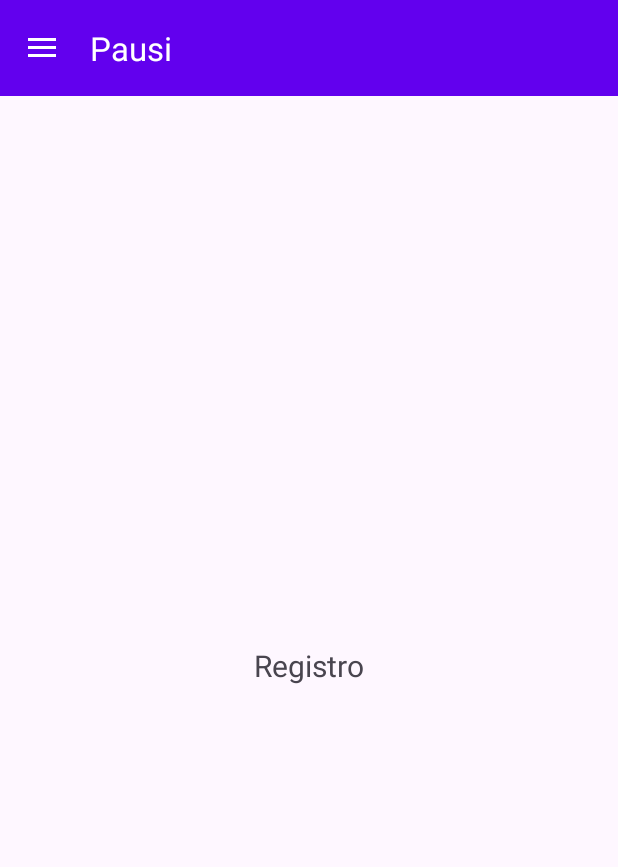
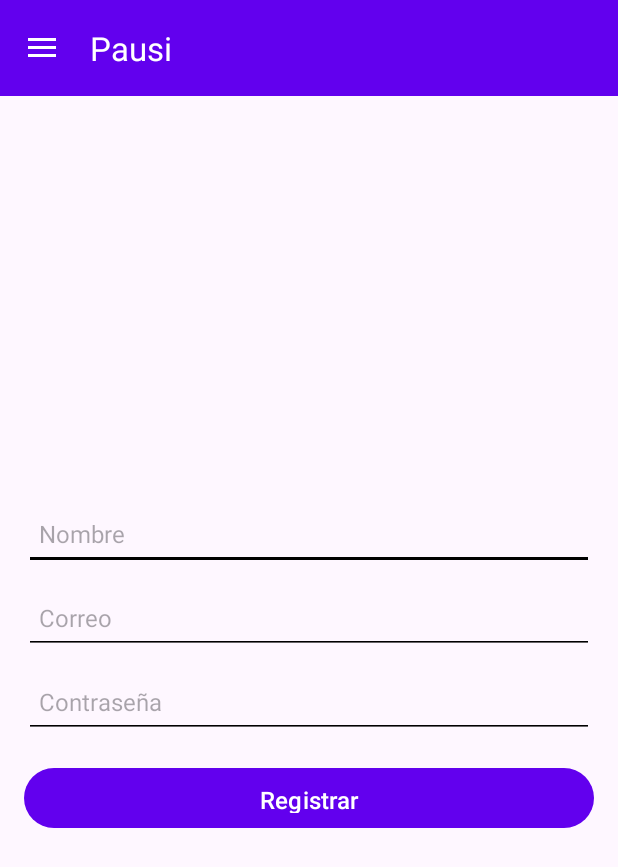
Before and after one commit to kiriame944/pausi, an Android app: the screen it shows after launch (MainActivity), after a tap on "Registro", on a phone screen of 412 x 824 dp. Shown: the top 867 px of the screen. Run offline under Robolectric (Android 15) with nearby library versions, the phone set to English and light mode, and no system bars; 1 other tap on this screen came first.

Commit message:
Subiendo proyecto Pausi

```diff
--- /dev/null
+++ b/app/src/main/java/com/example/pausi/DatabaseHelper.java
@@ -0,0 +1,62 @@
+package com.example.pausi;
+
+import android.content.ContentValues;
+import android.content.Context;
+import android.database.Cursor;
+import android.database.sqlite.SQLiteDatabase;
+import android.database.sqlite.SQLiteOpenHelper;
+
+public class DatabaseHelper extends SQLiteOpenHelper {
+
+    private static final String DATABASE_NAME = "pausi.db";
+    private static final int DATABASE_VERSION = 1;
+
+    // Tabla de usuarios
+    private static final String TABLE_USERS = "usuarios";
+    private static final String COLUMN_ID = "id";
+    private static final String COLUMN_NAME = "nombre";
+    private static final String COLUMN_EMAIL = "correo";
+    private static final String COLUMN_PASSWORD = "contraseña";
+
+    public DatabaseHelper(Context context) {
+        super(context, DATABASE_NAME, null, DATABASE_VERSION);
+    }
+
+    @Override
+    public void onCreate(SQLiteDatabase db) {
+        String createTableUsers = "CREATE TABLE " + TABLE_USERS + " (" +
+                COLUMN_ID + " INTEGER PRIMARY KEY AUTOINCREMENT, " +
+                COLUMN_NAME + " TEXT, " +
+                COLUMN_EMAIL + " TEXT UNIQUE, " +
+                COLUMN_PASSWORD + " TEXT)";
+        db.execSQL(createTableUsers);
+    }
+
+    @Override
+    public void onUpgrade(SQLiteDatabase db, int oldVersion, int newVersion) {
+        db.execSQL("DROP TABLE IF EXISTS " + TABLE_USERS);
+        onCreate(db);
+    }
+
+    // Métodos CRUD
+    public boolean registrarUsuario(String nombre, String correo, String contraseña) {
+        SQLiteDatabase db = this.getWritableDatabase();
+        ContentValues values = new ContentValues();
+        values.put(COLUMN_NAME, nombre);
+        values.put(COLUMN_EMAIL, correo);
+        values.put(COLUMN_PASSWORD, contraseña);
+
+        long result = db.insert(TABLE_USERS, null, values);
+        return result != -1; // Retorna true si se insertó correctamente
+    }
+
+    public boolean verificarUsuario(String correo, String contraseña) {
+        SQLiteDatabase db = this.getReadableDatabase();
+        String query = "SELECT * FROM " + TABLE_USERS + " WHERE " +
+                COLUMN_EMAIL + " = ? AND " + COLUMN_PASSWORD + " = ?";
+        Cursor cursor = db.rawQuery(query, new String[]{correo, contraseña});
+        boolean existe = cursor.getCount() > 0;
+        cursor.close();
+        return existe;
+    }
+}
--- a/app/src/main/java/com/example/pausi/RegisterFragment.java
+++ b/app/src/main/java/com/example/pausi/RegisterFragment.java
@@ -1,14 +1,50 @@
 package com.example.pausi;
 
 import android.os.Bundle;
+import android.text.TextUtils;
 import android.view.LayoutInflater;
 import android.view.View;
 import android.view.ViewGroup;
+import android.widget.Button;
+import android.widget.EditText;
+import android.widget.Toast;
 import androidx.fragment.app.Fragment;
 
 public class RegisterFragment extends Fragment {
+
+    private DatabaseHelper databaseHelper;
+
     @Override
     public View onCreateView(LayoutInflater inflater, ViewGroup container, Bundle savedInstanceState) {
-        return inflater.inflate(R.layout.fragment_register, container, false);
+        View view = inflater.inflate(R.layout.fragment_register, container, false);
+
+        databaseHelper = new DatabaseHelper(getContext());
+
+        EditText etNombre = view.findViewById(R.id.et_nombre);
+        EditText etCorreo = view.findViewById(R.id.et_correo);
+        EditText etContraseña = view.findViewById(R.id.et_contraseña);
+        Button btnRegistrar = view.findViewById(R.id.btn_registrar);
+
+        btnRegistrar.setOnClickListener(v -> {
+            String nombre = etNombre.getText().toString();
+            String correo = etCorreo.getText().toString();
+            String contraseña = etContraseña.getText().toString();
+
+            if (TextUtils.isEmpty(nombre) || TextUtils.isEmpty(correo) || TextUtils.isEmpty(contraseña)) {
+                Toast.makeText(getContext(), "Por favor, completa todos los campos", Toast.LENGTH_SHORT).show();
+            } else {
+                boolean registrado = databaseHelper.registrarUsuario(nombre, correo, contraseña);
+                if (registrado) {
+                    Toast.makeText(getContext(), "Registro exitoso", Toast.LENGTH_SHORT).show();
+                    etNombre.setText("");
+                    etCorreo.setText("");
+                    etContraseña.setText("");
+                } else {
+                    Toast.makeText(getContext(), "Error: El correo ya está registrado", Toast.LENGTH_SHORT).show();
+                }
+            }
+        });
+
+        return view;
     }
 }
--- a/app/src/main/res/layout/fragment_register.xml
+++ b/app/src/main/res/layout/fragment_register.xml
@@ -1,14 +1,64 @@
-<?xml version="1.0" encoding="utf-8"?>
 <LinearLayout
     xmlns:android="http://schemas.android.com/apk/res/android"
     android:layout_width="match_parent"
     android:layout_height="match_parent"
     android:orientation="vertical"
+    android:padding="16dp"
     android:gravity="center">
 
-    <TextView
-        android:layout_width="wrap_content"
-        android:layout_height="wrap_content"
-        android:text="Registro"
-        android:textSize="20sp" />
+    <!-- Nombre -->
+    <EditText
+        android:id="@+id/et_nombre"
+        android:layout_width="match_parent"
+        android:layout_height="48dp"
+        android:hint="Nombre"
+        android:padding="10dp"
+        android:backgroundTint="@color/black"
+        android:textSize="16sp" />
+
+    <!-- Espaciado -->
+    <View
+        android:layout_width="match_parent"
+        android:layout_height="8dp" />
+
+    <!-- Correo -->
+    <EditText
+        android:id="@+id/et_correo"
+        android:layout_width="match_parent"
+        android:layout_height="48dp"
+        android:hint="Correo"
+        android:padding="10dp"
+        android:backgroundTint="@color/black"
+        android:textSize="16sp" />
+
+    <!-- Espaciado -->
+    <View
+        android:layout_width="match_parent"
+        android:layout_height="8dp" />
+
+    <!-- Contraseña -->
+    <EditText
+        android:id="@+id/et_contraseña"
+        android:layout_width="match_parent"
+        android:layout_height="48dp"
+        android:hint="Contraseña"
+        android:inputType="textPassword"
+        android:padding="10dp"
+        android:backgroundTint="@color/black"
+        android:textSize="16sp" />
+
+    <!-- Espaciado -->
+    <View
+        android:layout_width="match_parent"
+        android:layout_height="16dp" />
+
+    <!-- Botón de Registro -->
+    <Button
+        android:id="@+id/btn_registrar"
+        android:layout_width="match_parent"
+        android:layout_height="48dp"
+        android:text="Registrar"
+        android:textColor="@color/white"
+        android:textSize="16sp"
+        android:padding="10dp" />
 </LinearLayout>
```
Also changed, not shown: app/src/main/java/com/example/pausi/LoginFragment.java (+32 -1 lines), app/src/main/res/layout/fragment_login.xml (+41 -6 lines).
